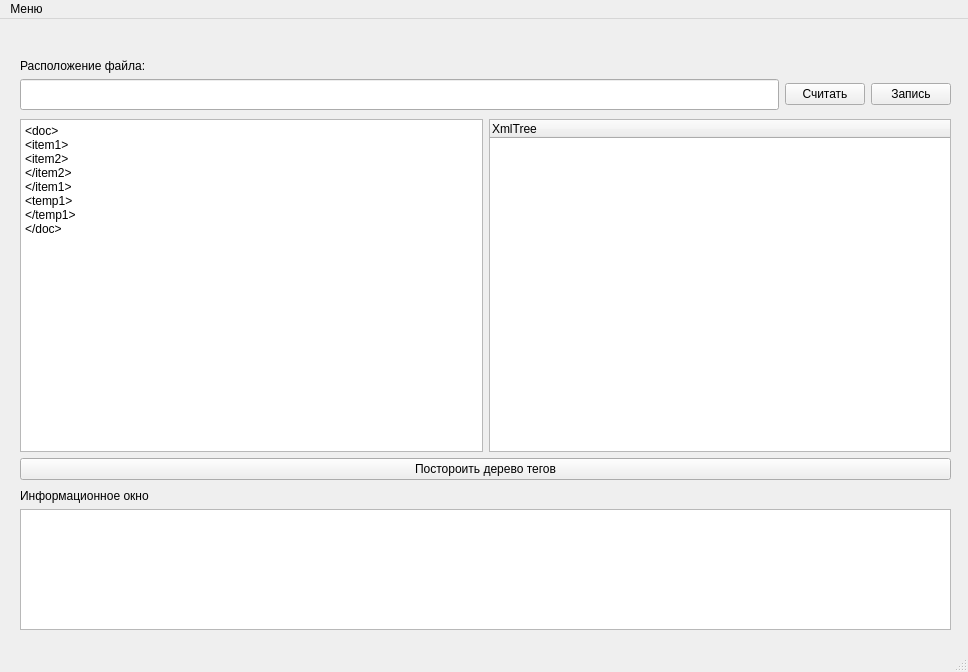
Old version of the form mainwindow.ui in the repository obrodiga/XmrReder.
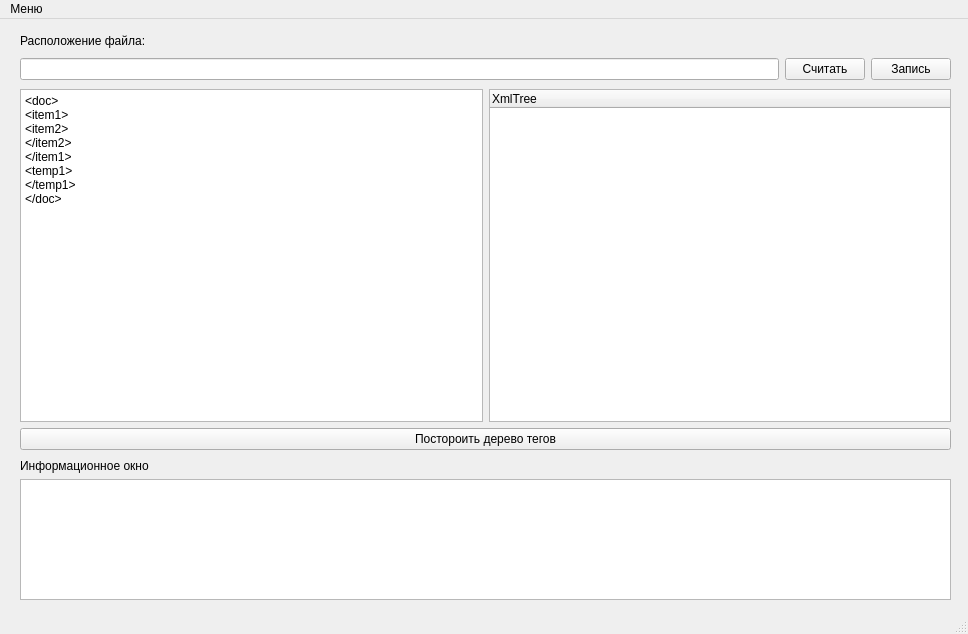
New version of the form.

Diff of the .ui file:
```diff
--- a/mainwindow.ui
+++ b/mainwindow.ui
@@ -7,7 +7,7 @@
     <x>0</x>
     <y>0</y>
     <width>968</width>
-    <height>672</height>
+    <height>634</height>
    </rect>
   </property>
   <property name="sizePolicy">
@@ -24,7 +24,7 @@
     <property name="geometry">
      <rect>
       <x>20</x>
-      <y>100</y>
+      <y>70</y>
       <width>931</width>
       <height>361</height>
      </rect>
@@ -85,7 +85,7 @@
     <property name="geometry">
      <rect>
       <x>20</x>
-      <y>40</y>
+      <y>10</y>
       <width>931</width>
       <height>51</height>
      </rect>
@@ -94,7 +94,7 @@
      <item row="1" column="0">
       <widget class="QLineEdit" name="FileFolder">
        <property name="sizePolicy">
-        <sizepolicy hsizetype="Expanding" vsizetype="Expanding">
+        <sizepolicy hsizetype="Expanding" vsizetype="Preferred">
          <horstretch>0</horstretch>
          <verstretch>0</verstretch>
         </sizepolicy>
@@ -118,7 +118,7 @@
      <item row="0" column="0">
       <widget class="QLabel" name="label_2">
        <property name="sizePolicy">
-        <sizepolicy hsizetype="Minimum" vsizetype="Minimum">
+        <sizepolicy hsizetype="Minimum" vsizetype="Preferred">
          <horstretch>0</horstretch>
          <verstretch>0</verstretch>
         </sizepolicy>
@@ -134,7 +134,7 @@
     <property name="geometry">
      <rect>
       <x>20</x>
-      <y>470</y>
+      <y>440</y>
       <width>931</width>
       <height>141</height>
      </rect>
```
